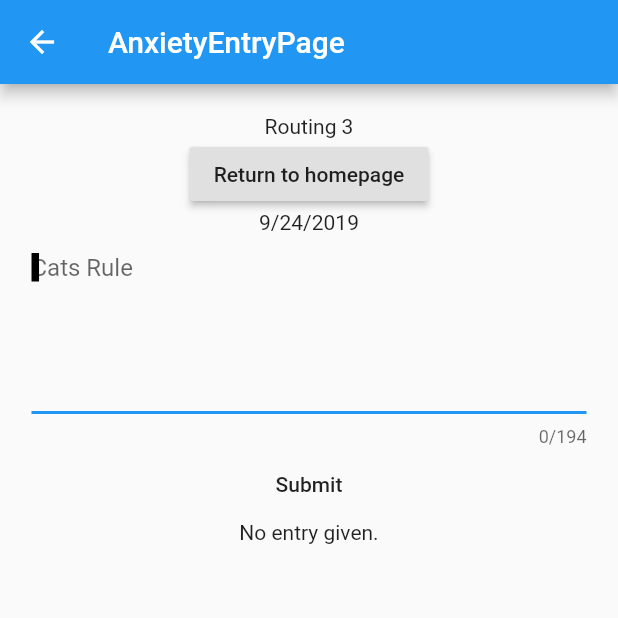
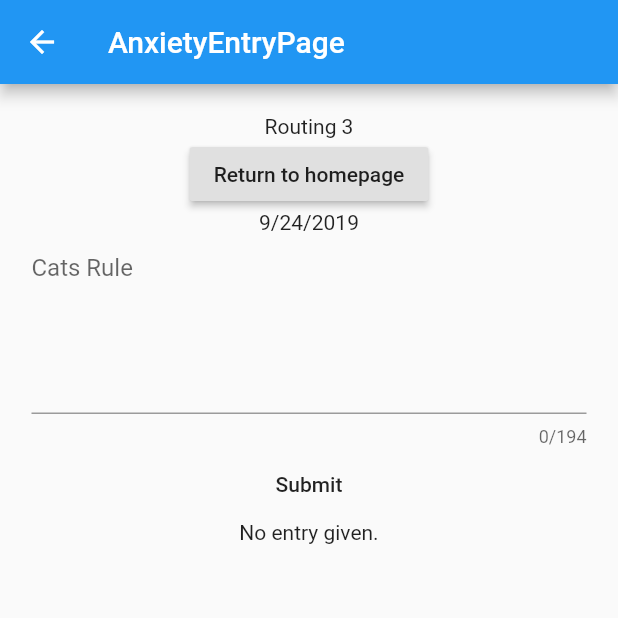
Before and after one commit to CheeseMan1213/AnxietyTrackingFrontend, a Flutter app: the AnxietyEntryPage screen opened directly with empty values, on a phone screen of 412 x 824 dp, the top half of it. Run offline on Flutter 3.47's test engine with Material 2 defaults, Android fonts, the phone set to English and light mode, and no system bars; our stand-ins replace table_calendar.

```diff
--- a/lib/third_page.dart
+++ b/lib/third_page.dart
@@ -12,6 +12,7 @@ class AnxietyEntryPage extends StatefulWidget {
 
 class _AnxietyEntryPageState extends State<AnxietyEntryPage> {
   String _anxEntry = 'No entry given.';
+  final _formKey = GlobalKey<FormState>();
 
   TodayWas todayWas;
 
@@ -25,6 +26,11 @@ class _AnxietyEntryPageState extends State<AnxietyEntryPage> {
       ),
       body: Container(
         padding: const EdgeInsets.all(20.0),
+        //child: Builder( builder: (context) = Form()),
+        child: Builder(
+          builder: (context) =>
+              Form(
+                key: _formKey,
                 child: Column(
                   children: <Widget>[
                     Text('Routing 3'),
@@ -44,6 +50,7 @@ class _AnxietyEntryPageState extends State<AnxietyEntryPage> {
                       child: TextFormField(
                         controller: this._anxEntryController,
                         keyboardType: TextInputType.multiline,
+                        //textInputAction: TextInputAction.done,
                         maxLines: 5,
                         maxLength: 194,
                         maxLengthEnforced: true,
@@ -51,7 +58,7 @@ class _AnxietyEntryPageState extends State<AnxietyEntryPage> {
                           //border: InputBorder.none,
                           hintText: 'Cats Rule',
                         ),
-                autofocus: true,
+                        //autofocus: true,
                         autocorrect: true,
                         cursorWidth: 5.0,
                         cursorColor: Colors.black,
@@ -64,9 +71,9 @@ class _AnxietyEntryPageState extends State<AnxietyEntryPage> {
                     ),
                     FlatButton(
                       onPressed: () {
-                Scaffold
-                    .of(context)
-                    .showSnackBar(SnackBar(content: Text('Processing Data')));
+                        Scaffold.of(context)
+                            .showSnackBar(
+                            SnackBar(content: Text('Processing Data')));
                       },
                       child: const Text('Submit'),
                     ),
@@ -74,6 +81,8 @@ class _AnxietyEntryPageState extends State<AnxietyEntryPage> {
                   ],
                 ),
               ),
+        ),
+      ),
     );
   }
 }
```
Lines whose indentation alone changed are shown as unchanged.
